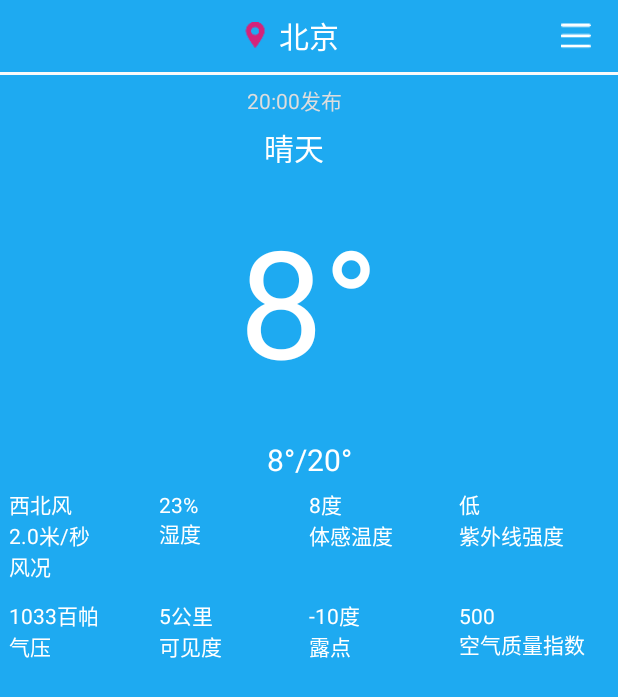
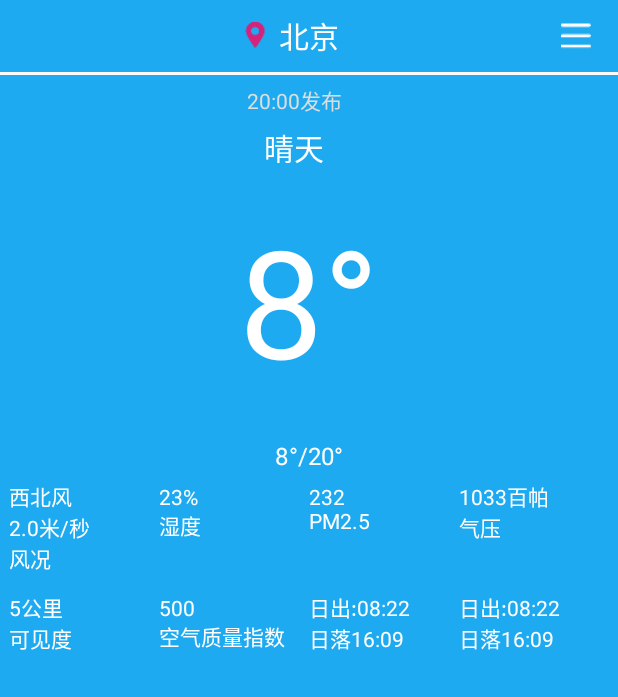
Before and after one commit to dugaolong/step, an Android app: the WeatherShowActivity screen opened directly, with no data from a screen before it, on a phone screen of 412 x 824 dp. Shown: the top 697 px of the screen. Run offline under Robolectric (Android 15) with nearby library versions, the phone set to English and light mode, and no system bars; libraries missing offline, so code that uses them is left out: com.alibaba.fastjson; 5 statements that could not run were skipped.

Commit message:
天气显示一半ok

```diff
--- a/app/src/main/java/cn/dgl/www/step/lbs/WeatherShowActivity.java
+++ b/app/src/main/java/cn/dgl/www/step/lbs/WeatherShowActivity.java
@@ -33,6 +33,7 @@ import cn.dgl.www.step.sqlite.CenterWeatherCityCode;
 import cn.dgl.www.step.sqlite.WeatherCityDao;
 import cn.dgl.www.step.sqlite.WeatherData;
 
+
 /**
  * Created by dugaolong on 17/12/28.
  */
@@ -41,7 +42,7 @@ public class WeatherShowActivity extends AppCompatActivity {
 
     private WeatherData mWeatherData = null;
     private String city;
-    private TextView tv_title,publish_time;
+    private TextView tv_title, publish_time;
     private Handler handler = new Handler() {
         @Override
         public void handleMessage(Message msg) {
@@ -64,9 +65,11 @@ public class WeatherShowActivity extends AppCompatActivity {
     private String townID;
     private String ak = "2llxErTgU6XQd2DxTGe35Q7M4hfjqLMG";
     private String SHA1 = "39:EA:65:EC:CA:EC:F8:82:E3:6C:14:F5:C4:B3:50:43:A9:B7:AE:0A";
-    ProgressDialog progressDialog ;
+    ProgressDialog progressDialog;
     //更新时间
     private String lastUpdate;
+    private TextView tianqi, wendu, feng, shidu, feels_like, pm25, qiya, nengjiandu, richu,riluo, kongqizl;
+
     @Override
     protected void onCreate(Bundle savedInstanceState) {
         super.onCreate(savedInstanceState);
@@ -77,6 +80,13 @@ public class WeatherShowActivity extends AppCompatActivity {
         getCityByCityName(city);
     }
 
+    private void getData() {
+        Bundle bundle = getIntent().getExtras();
+        if (bundle.containsKey("city")) {
+            city = bundle.getString("city");
+        }
+    }
+
     private void initProgressBar() {
         progressDialog = new ProgressDialog(this);
         progressDialog.setIndeterminate(true);
@@ -84,35 +94,47 @@ public class WeatherShowActivity extends AppCompatActivity {
     }
 
     private void initView() {
+        tianqi = (TextView) findViewById(R.id.tianqi);
         tv_title = (TextView) findViewById(R.id.tv_title);
         publish_time = (TextView) findViewById(R.id.publish_time);
-
-    }
-
-    private void getData() {
-        Bundle bundle = getIntent().getExtras();
-        if(bundle.containsKey("city"))
-        {
-            city = bundle.getString("city");
-        }
+        wendu = (TextView) findViewById(R.id.wendu);
+        feng = (TextView) findViewById(R.id.feng);
+        shidu = (TextView) findViewById(R.id.shidu);
+        feels_like = (TextView) findViewById(R.id.feels_like);
+        pm25 = (TextView) findViewById(R.id.pm25);
+        qiya = (TextView) findViewById(R.id.qiya);
+        nengjiandu = (TextView) findViewById(R.id.nengjiandu);
+        richu = (TextView) findViewById(R.id.richu);
+        riluo = (TextView) findViewById(R.id.riluo);
+        kongqizl = (TextView) findViewById(R.id.kongqizl);
     }
 
     private void setData() {
         tv_title.setText(city);
-        lastUpdate = mWeatherData.getWeather().get(0).getLast_update();
-        publish_time.setText(lastUpdate.substring(0,10)+"  最近更新："+lastUpdate.substring(11,19)+"");
+        WeatherData.WeatherBean weatherBean = mWeatherData.getWeather().get(0);
+        lastUpdate = weatherBean.getLast_update();
+        publish_time.setText(lastUpdate.substring(0, 10) + "  最近更新：" + lastUpdate.substring(11, 19) + "");
+        WeatherData.WeatherBean.NowBean nowBean = weatherBean.getNow();
+        tianqi.setText(nowBean.getText());
+        wendu.setText(nowBean.getTemperature()+"°");
+        feng.setText(nowBean.getWind_direction()+"风\n"+nowBean.getWind_speed());
+        shidu.setText(nowBean.getHumidity()+"%\n空气湿度");
+        feels_like.setText("体感温度："+weatherBean.getNow().getFeels_like()+"°");
+        pm25.setText(nowBean.getAir_quality().getCity().getPm25()+"\npm2.5指数");
+        qiya.setText(nowBean.getPressure()+"百帕\n气压");
+        nengjiandu.setText(nowBean.getVisibility()+"KM\n能见度");
+        richu.setText(weatherBean.getToday().getSunrise()+"\n日出");
+        riluo.setText(weatherBean.getToday().getSunset()+"\n日落");
+        kongqizl.setText(nowBean.getAir_quality().getCity().getQuality()+"\n空气质量");
     }
 
     public void getCityByCityName(String city) {
         WeatherCityDao dao = new WeatherCityDao(getApplicationContext());
-        if(city.endsWith("市"))
-        {
+        if (city.endsWith("市")) {
             city = city.substring(0, city.length() - 1);
-        }else if(city.endsWith("地区"))
-        {
+        } else if (city.endsWith("地区")) {
             city = city.substring(0, city.length() - 2);
-        }else if(city.endsWith("自治州"))
-        {
+        } else if (city.endsWith("自治州")) {
             city = city.substring(0, city.length() - 3);
         }
         CenterWeatherCityCode cwcc = dao.getCityByCityName(city);
@@ -121,8 +143,7 @@ public class WeatherShowActivity extends AppCompatActivity {
             Log.i("SSSSSSSSSSS", "townID==" + townID);
             Log.i("SSSSSSSSSSS", "city==" + city);
             sendRequestWithHttpClient();
-        }else
-        {
+        } else {
             //地区不存在，提示重新选择
             showokDialog();
         }
@@ -144,6 +165,7 @@ public class WeatherShowActivity extends AppCompatActivity {
         AlertDialog dialog = builder.create();
         dialog.show();
     }
+
     private void gotoSelectCity() {
         startActivity(new Intent(WeatherShowActivity.this, SelectCityActivity.class));
         finish();
@@ -175,7 +197,7 @@ public class WeatherShowActivity extends AppCompatActivity {
                     WeatherData weatherData = JSON.parseObject(response.toString(), WeatherData.class);
                     if (weatherData != null) {
                         setSp(response.toString());
-                        WeatherShowActivity.this.mWeatherData=weatherData;
+                        WeatherShowActivity.this.mWeatherData = weatherData;
                     }
 
                     String jsonString = JSON.toJSONString(weatherData);
--- a/app/src/main/res/layout/show_weather.xml
+++ b/app/src/main/res/layout/show_weather.xml
@@ -114,48 +114,61 @@
             android:text="8°"
             android:textColor="@color/color_white"
             android:layout_marginBottom="20dp"/>
-        <!-- 温度范围-->
+        <!-- 体感温度-->
         <TextView
-            android:id="@+id/wendu_range"
+            android:id="@+id/feels_like"
             android:layout_width="match_parent"
             android:layout_height="wrap_content"
             android:layout_below="@id/wendu"
             android:layout_marginTop="6dp"
             android:gravity="center"
-            android:textSize="20sp"
+            android:textSize="16sp"
             android:text="8°/20°"
             android:textColor="@color/color_white"/>
 
         <LinearLayout
             android:id="@+id/datails"
-            android:layout_below="@id/wendu_range"
+            android:layout_below="@id/feels_like"
             android:layout_width="match_parent"
             android:layout_height="wrap_content"
             android:orientation="horizontal"
             android:padding="6dp">
 
             <TextView
+                android:id="@+id/feng"
                 android:textColor="@color/color_white"
                 android:text="西北风\n2.0米/秒\n风况"
                 android:layout_width="0dp"
                 android:layout_weight="1"
                 android:layout_height="wrap_content" />
             <TextView
+                android:id="@+id/shidu"
                 android:text="23%\n湿度"
                 android:layout_width="0dp"
                 android:textColor="@color/color_white"
                 android:layout_weight="1"
                 android:layout_height="wrap_content" />
+
+            <!--<TextView-->
+                <!--android:id="@+id/tigan"-->
+                <!--android:textColor="@color/color_white"-->
+                <!--android:text="8度\n体感温度"-->
+                <!--android:layout_width="0dp"-->
+                <!--android:layout_weight="1"-->
+                <!--android:layout_height="wrap_content" />-->
             <TextView
+                android:id="@+id/pm25"
+                android:text="232\nPM2.5"
+                android:layout_width="0dp"
                 android:textColor="@color/color_white"
-                android:text="8度\n体感温度"
-                android:layout_width="0dp"
                 android:layout_weight="1"
                 android:layout_height="wrap_content" />
+
             <TextView
-                android:text="低\n紫外线强度"
+                android:id="@+id/qiya"
+                android:textColor="@color/color_white"
+                android:text="1033百帕\n气压"
                 android:layout_width="0dp"
-                android:textColor="@color/color_white"
                 android:layout_weight="1"
                 android:layout_height="wrap_content" />
         </LinearLayout>
@@ -167,30 +180,36 @@
             android:orientation="horizontal"
             android:padding="6dp">
 
+
             <TextView
-                android:textColor="@color/color_white"
-                android:text="1033百帕\n气压"
-                android:layout_width="0dp"
-                android:layout_weight="1"
-                android:layout_height="wrap_content" />
-            <TextView
+                android:id="@+id/nengjiandu"
                 android:text="5公里\n可见度"
                 android:layout_width="0dp"
                 android:textColor="@color/color_white"
                 android:layout_weight="1"
                 android:layout_height="wrap_content" />
             <TextView
-                android:textColor="@color/color_white"
-                android:text="-10度\n露点"
-                android:layout_width="0dp"
-                android:layout_weight="1"
-                android:layout_height="wrap_content" />
-            <TextView
+                android:id="@+id/kongqizl"
                 android:text="500\n空气质量指数"
                 android:layout_width="0dp"
                 android:textColor="@color/color_white"
                 android:layout_weight="1"
                 android:layout_height="wrap_content" />
+            <TextView
+                android:id="@+id/richu"
+                android:textColor="@color/color_white"
+                android:text="日出:08:22\n日落16:09"
+                android:layout_width="0dp"
+                android:layout_weight="1"
+                android:layout_height="wrap_content" />
+            <TextView
+                android:id="@+id/riluo"
+                android:textColor="@color/color_white"
+                android:text="日出:08:22\n日落16:09"
+                android:layout_width="0dp"
+                android:layout_weight="1"
+                android:layout_height="wrap_content" />
+
         </LinearLayout>
     </RelativeLayout>
 </RelativeLayout>
```
